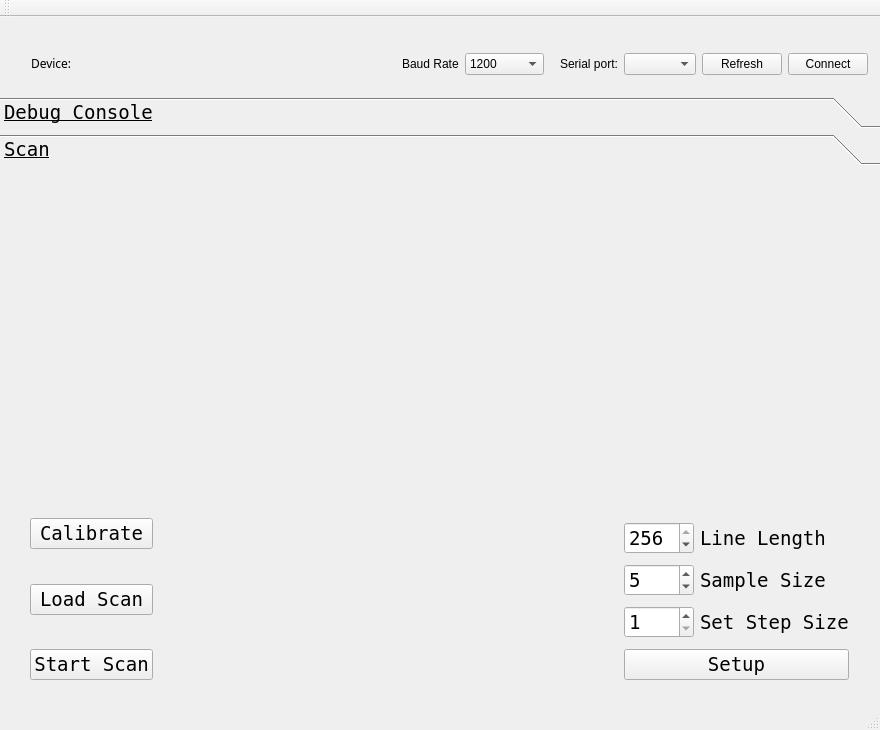
OpenAFM/OpenAFM_gui, file mainwindow.ui: the form before one commit.
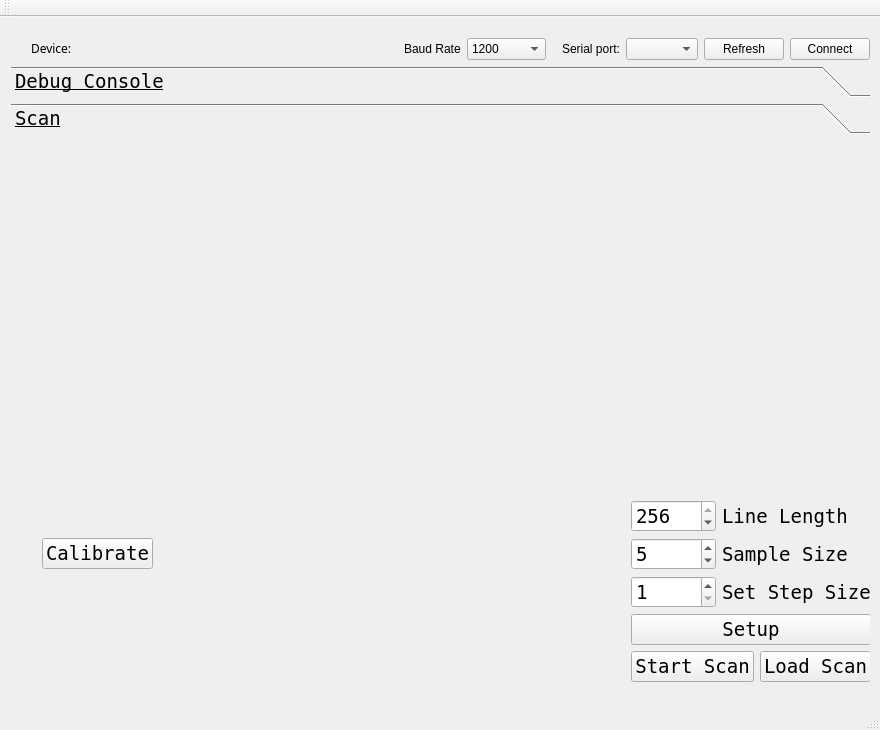
The form after the commit. Custom widgets are drawn as their Qt base class.

```diff
--- a/mainwindow.ui
+++ b/mainwindow.ui
@@ -23,18 +23,233 @@
    </size>
   </property>
   <property name="windowTitle">
-   <string notr="true">ArduGUIno 0.4</string>
+   <string notr="true">OpenAFM 0.7</string>
   </property>
   <widget class="QWidget" name="centralWidget">
+   <widget class="QWidget" name="">
+    <property name="geometry">
+     <rect>
+      <x>0</x>
+      <y>10</y>
+      <width>881</width>
+      <height>681</height>
+     </rect>
+    </property>
+    <layout class="QVBoxLayout" name="verticalLayout_3">
+     <item>
+      <layout class="QHBoxLayout" name="horizontalLayout">
+       <item>
+        <layout class="QVBoxLayout" name="verticalLayout_2">
+         <property name="spacing">
+          <number>0</number>
+         </property>
+         <item>
+          <layout class="QHBoxLayout" name="horizontalLayout_5">
+           <item>
+            <spacer name="horizontalSpacer_3">
+             <property name="orientation">
+              <enum>Qt::Horizontal</enum>
+             </property>
+             <property name="sizeType">
+              <enum>QSizePolicy::Preferred</enum>
+             </property>
+             <property name="sizeHint" stdset="0">
+              <size>
+               <width>20</width>
+               <height>20</height>
+              </size>
+             </property>
+            </spacer>
+           </item>
+           <item alignment="Qt::AlignHCenter|Qt::AlignVCenter">
+            <widget class="QLabel" name="label_2">
+             <property name="font">
+              <font>
+               <family>.SF NS Text</family>
+               <weight>50</weight>
+               <bold>false</bold>
+              </font>
+             </property>
+             <property name="text">
+              <string>Device:</string>
+             </property>
+            </widget>
+           </item>
+           <item>
+            <widget class="QLabel" name="label_deviceSignature">
+             <property name="sizePolicy">
+              <sizepolicy hsizetype="Preferred" vsizetype="Preferred">
+               <horstretch>0</horstretch>
+               <verstretch>0</verstretch>
+              </sizepolicy>
+             </property>
+             <property name="font">
+              <font>
+               <weight>75</weight>
+               <bold>true</bold>
+              </font>
+             </property>
+             <property name="text">
+              <string notr="true"/>
+             </property>
+             <property name="textFormat">
+              <enum>Qt::PlainText</enum>
+             </property>
+             <property name="scaledContents">
+              <bool>true</bool>
+             </property>
+            </widget>
+           </item>
+          </layout>
+         </item>
+        </layout>
+       </item>
+       <item>
+        <spacer name="horizontalSpacer">
+         <property name="orientation">
+          <enum>Qt::Horizontal</enum>
+         </property>
+         <property name="sizeType">
+          <enum>QSizePolicy::Expanding</enum>
+         </property>
+         <property name="sizeHint" stdset="0">
+          <size>
+           <width>30</width>
+           <height>20</height>
+          </size>
+         </property>
+        </spacer>
+       </item>
+       <item>
+        <widget class="QLabel" name="baud_label">
+         <property name="text">
+          <string>Baud Rate</string>
+         </property>
+        </widget>
+       </item>
+       <item>
+        <widget class="QComboBox" name="baudDropDown">
+         <property name="editable">
+          <bool>false</bool>
+         </property>
+         <property name="maxCount">
+          <number>2147483645</number>
+         </property>
+         <property name="insertPolicy">
+          <enum>QComboBox::InsertAtTop</enum>
+         </property>
+         <property name="minimumContentsLength">
+          <number>0</number>
+         </property>
+         <item>
+          <property name="text">
+           <string>1200</string>
+          </property>
+         </item>
+         <item>
+          <property name="text">
+           <string>2400</string>
+          </property>
+         </item>
+         <item>
+          <property name="text">
+           <string>4800</string>
+          </property>
+         </item>
+         <item>
+          <property name="text">
+           <string>9600</string>
+          </property>
+         </item>
+         <item>
+          <property name="text">
+           <string>19200</string>
+          </property>
+         </item>
+         <item>
+          <property name="text">
+           <string>38400</string>
+          </property>
+         </item>
+         <item>
+          <property name="text">
+           <string>57600</string>
+          </property>
+         </item>
+         <item>
+          <property name="text">
+           <string>115200</string>
+          </property>
+         </item>
+         <item>
+          <property name="text">
+           <string>230400</string>
+          </property>
+         </item>
+         <item>
+          <property name="text">
+           <string>250000</string>
+          </property>
+         </item>
+         <item>
+          <property name="text">
+           <string>500000</string>
+          </property>
+         </item>
+         <item>
+          <property name="text">
+           <string>1000000</string>
+          </property>
+         </item>
+        </widget>
+       </item>
+       <item>
+        <spacer name="horizontalSpacer_2">
+         <property name="orientation">
+          <enum>Qt::Horizontal</enum>
+         </property>
+         <property name="sizeType">
+          <enum>QSizePolicy::Fixed</enum>
+         </property>
+         <property name="sizeHint" stdset="0">
+          <size>
+           <width>10</width>
+           <height>20</height>
+          </size>
+         </property>
+        </spacer>
+       </item>
+       <item>
+        <widget class="QLabel" name="label">
+         <property name="text">
+          <string>Serial port:</string>
+         </property>
+         <property name="scaledContents">
+          <bool>false</bool>
+         </property>
+        </widget>
+       </item>
+       <item>
+        <widget class="QComboBox" name="serialPortDropdown"/>
+       </item>
+       <item>
+        <widget class="QPushButton" name="pushButton_2">
+         <property name="text">
+          <string>Refresh</string>
+         </property>
+        </widget>
+       </item>
+       <item>
+        <widget class="QPushButton" name="pushButton_connect">
+         <property name="text">
+          <string>Connect</string>
+         </property>
+        </widget>
+       </item>
+      </layout>
+     </item>
+     <item>
    <widget class="QToolBox" name="Tabs">
-    <property name="geometry">
-     <rect>
-      <x>0</x>
-      <y>80</y>
-      <width>881</width>
-      <height>611</height>
-     </rect>
-    </property>
     <property name="font">
      <font>
       <family>Andale Mono</family>
@@ -53,8 +268,8 @@
       <rect>
        <x>0</x>
        <y>0</y>
-       <width>881</width>
-       <height>543</height>
+          <width>879</width>
+          <height>565</height>
       </rect>
      </property>
      <attribute name="label">
@@ -63,10 +278,10 @@
      <widget class="QWidget" name="layoutWidget">
       <property name="geometry">
        <rect>
-        <x>20</x>
+           <x>10</x>
         <y>0</y>
-        <width>851</width>
-        <height>541</height>
+           <width>861</width>
+           <height>561</height>
        </rect>
       </property>
       <layout class="QGridLayout" name="gridLayout_2">
@@ -175,8 +390,8 @@
       <rect>
        <x>0</x>
        <y>0</y>
-       <width>881</width>
-       <height>543</height>
+          <width>879</width>
+          <height>565</height>
       </rect>
      </property>
      <property name="font">
@@ -187,13 +402,13 @@
      <attribute name="label">
       <string>Scan</string>
      </attribute>
-     <widget class="QWidget" name="layoutWidget">
+        <widget class="QWidget" name="">
       <property name="geometry">
        <rect>
-        <x>19</x>
-        <y>19</y>
-        <width>841</width>
-        <height>501</height>
+           <x>20</x>
+           <y>20</y>
+           <width>851</width>
+           <height>533</height>
        </rect>
       </property>
       <layout class="QVBoxLayout" name="verticalLayout">
@@ -211,38 +426,20 @@
          <property name="autoFillBackground">
           <bool>false</bool>
          </property>
+            <zorder></zorder>
         </widget>
        </item>
        <item>
         <layout class="QGridLayout" name="gridLayout_3">
-         <item row="0" column="1">
-          <spacer name="horizontalSpacer_4">
-           <property name="orientation">
-            <enum>Qt::Horizontal</enum>
-           </property>
-           <property name="sizeHint" stdset="0">
-            <size>
-             <width>168</width>
-             <height>20</height>
-            </size>
-           </property>
-          </spacer>
-         </item>
-         <item row="0" column="0">
-          <widget class="QPushButton" name="calibration_PB">
-           <property name="text">
-            <string>Calibrate</string>
-           </property>
-           <property name="checkable">
-            <bool>true</bool>
-           </property>
-           <property name="autoExclusive">
-            <bool>false</bool>
-           </property>
-          </widget>
-         </item>
-         <item row="0" column="2" rowspan="4">
+            <item row="0" column="2" colspan="2">
           <layout class="QGridLayout" name="gridLayout">
+              <item row="1" column="1">
+               <widget class="QLabel" name="label_7">
+                <property name="text">
+                 <string>Sample Size</string>
+                </property>
+               </widget>
+              </item>
            <item row="0" column="0">
             <widget class="QSpinBox" name="line_length_spinBox">
              <property name="accelerated">
@@ -259,13 +456,6 @@
              </property>
             </widget>
            </item>
-           <item row="0" column="1">
-            <widget class="QLabel" name="label_6">
-             <property name="text">
-              <string>Line Length</string>
-             </property>
-            </widget>
-           </item>
            <item row="1" column="0">
             <widget class="QSpinBox" name="sample_size_spinBox_2">
              <property name="minimum">
@@ -279,13 +469,6 @@
              </property>
             </widget>
            </item>
-           <item row="1" column="1">
-            <widget class="QLabel" name="label_7">
-             <property name="text">
-              <string>Sample Size</string>
-             </property>
-            </widget>
-           </item>
            <item row="2" column="0">
             <widget class="QSpinBox" name="step_size_spinBox_3">
              <property name="minimum">
@@ -303,42 +486,16 @@
              </property>
             </widget>
            </item>
-          </layout>
-         </item>
-         <item row="3" column="0">
-          <spacer name="verticalSpacer">
-           <property name="orientation">
-            <enum>Qt::Vertical</enum>
-           </property>
-           <property name="sizeType">
-            <enum>QSizePolicy::Fixed</enum>
-           </property>
-           <property name="sizeHint" stdset="0">
-            <size>
-             <width>20</width>
-             <height>20</height>
-            </size>
-           </property>
-          </spacer>
-         </item>
-         <item row="4" column="2">
-          <widget class="QPushButton" name="setup_pushButton">
-           <property name="text">
-            <string>Setup</string>
-           </property>
-           <property name="checkable">
-            <bool>false</bool>
-           </property>
-          </widget>
-         </item>
-         <item row="2" column="0">
-          <widget class="QPushButton" name="LoadScan">
-           <property name="text">
-            <string>Load Scan</string>
-           </property>
-          </widget>
-         </item>
-         <item row="4" column="0">
+              <item row="0" column="1">
+               <widget class="QLabel" name="label_6">
+                <property name="text">
+                 <string>Line Length</string>
+                </property>
+               </widget>
+              </item>
+             </layout>
+            </item>
+            <item row="2" column="2">
           <widget class="QPushButton" name="scanPB">
            <property name="text">
             <string>Start Scan</string>
@@ -348,244 +505,54 @@
            </property>
           </widget>
          </item>
-         <item row="1" column="0">
-          <spacer name="verticalSpacer_2">
-           <property name="orientation">
-            <enum>Qt::Vertical</enum>
-           </property>
-           <property name="sizeType">
-            <enum>QSizePolicy::Fixed</enum>
-           </property>
-           <property name="sizeHint" stdset="0">
-            <size>
-             <width>20</width>
-             <height>20</height>
-            </size>
-           </property>
-          </spacer>
-         </item>
-        </layout>
-       </item>
-      </layout>
-     </widget>
-    </widget>
-   </widget>
-   <widget class="QWidget" name="layoutWidget">
-    <property name="geometry">
-     <rect>
-      <x>0</x>
-      <y>20</y>
-      <width>879</width>
-      <height>54</height>
-     </rect>
-    </property>
-    <layout class="QHBoxLayout" name="horizontalLayout">
-     <item>
-      <layout class="QVBoxLayout" name="verticalLayout_2">
-       <property name="spacing">
-        <number>0</number>
-       </property>
-       <item>
-        <layout class="QHBoxLayout" name="horizontalLayout_5">
-         <item>
-          <spacer name="horizontalSpacer_3">
-           <property name="orientation">
-            <enum>Qt::Horizontal</enum>
-           </property>
-           <property name="sizeType">
-            <enum>QSizePolicy::Preferred</enum>
-           </property>
-           <property name="sizeHint" stdset="0">
-            <size>
-             <width>20</width>
-             <height>20</height>
-            </size>
-           </property>
-          </spacer>
-         </item>
-         <item alignment="Qt::AlignHCenter|Qt::AlignVCenter">
-          <widget class="QLabel" name="label_2">
-           <property name="font">
-            <font>
-             <family>.SF NS Text</family>
-             <weight>50</weight>
-             <bold>false</bold>
-            </font>
-           </property>
+            <item row="0" column="0">
+             <widget class="QPushButton" name="calibration_PB">
            <property name="text">
-            <string>Device:</string>
-           </property>
-          </widget>
-         </item>
-         <item>
-          <widget class="QLabel" name="label_deviceSignature">
-           <property name="sizePolicy">
-            <sizepolicy hsizetype="Expanding" vsizetype="Expanding">
-             <horstretch>0</horstretch>
-             <verstretch>0</verstretch>
-            </sizepolicy>
-           </property>
-           <property name="font">
-            <font>
-             <weight>75</weight>
-             <bold>true</bold>
-            </font>
-           </property>
-           <property name="text">
-            <string notr="true"/>
-           </property>
-           <property name="textFormat">
-            <enum>Qt::PlainText</enum>
-           </property>
-           <property name="scaledContents">
+               <string>Calibrate</string>
+              </property>
+              <property name="checkable">
             <bool>true</bool>
            </property>
-          </widget>
-         </item>
-        </layout>
-       </item>
-      </layout>
-     </item>
-     <item>
-      <spacer name="horizontalSpacer">
+              <property name="autoExclusive">
+               <bool>false</bool>
+              </property>
+             </widget>
+            </item>
+            <item row="0" column="1">
+             <spacer name="horizontalSpacer_4">
        <property name="orientation">
         <enum>Qt::Horizontal</enum>
        </property>
-       <property name="sizeType">
-        <enum>QSizePolicy::Expanding</enum>
-       </property>
        <property name="sizeHint" stdset="0">
         <size>
-         <width>30</width>
+                <width>168</width>
          <height>20</height>
         </size>
        </property>
       </spacer>
      </item>
-     <item>
-      <widget class="QLabel" name="baud_label">
+            <item row="2" column="3">
+             <widget class="QPushButton" name="LoadScan">
        <property name="text">
-        <string>Baud Rate</string>
+               <string>Load Scan</string>
        </property>
       </widget>
      </item>
-     <item>
-      <widget class="QComboBox" name="baudDropDown">
-       <property name="editable">
-        <bool>false</bool>
-       </property>
-       <property name="maxCount">
-        <number>2147483645</number>
-       </property>
-       <property name="insertPolicy">
-        <enum>QComboBox::InsertAtTop</enum>
-       </property>
-       <property name="minimumContentsLength">
-        <number>0</number>
-       </property>
-       <item>
+            <item row="1" column="2" colspan="2">
+             <widget class="QPushButton" name="setup_pushButton">
         <property name="text">
-         <string>1200</string>
-        </property>
-       </item>
-       <item>
-        <property name="text">
-         <string>2400</string>
-        </property>
-       </item>
-       <item>
-        <property name="text">
-         <string>4800</string>
-        </property>
-       </item>
-       <item>
-        <property name="text">
-         <string>9600</string>
-        </property>
-       </item>
-       <item>
-        <property name="text">
-         <string>19200</string>
-        </property>
-       </item>
-       <item>
-        <property name="text">
-         <string>38400</string>
-        </property>
-       </item>
-       <item>
-        <property name="text">
-         <string>57600</string>
-        </property>
-       </item>
-       <item>
-        <property name="text">
-         <string>115200</string>
-        </property>
-       </item>
-       <item>
-        <property name="text">
-         <string>230400</string>
-        </property>
-       </item>
-       <item>
-        <property name="text">
-         <string>250000</string>
-        </property>
-       </item>
-       <item>
-        <property name="text">
-         <string>500000</string>
-        </property>
-       </item>
-       <item>
-        <property name="text">
-         <string>1000000</string>
-        </property>
-       </item>
-      </widget>
-     </item>
-     <item>
-      <spacer name="horizontalSpacer_2">
-       <property name="orientation">
-        <enum>Qt::Horizontal</enum>
-       </property>
-       <property name="sizeType">
-        <enum>QSizePolicy::Fixed</enum>
-       </property>
-       <property name="sizeHint" stdset="0">
-        <size>
-         <width>10</width>
-         <height>20</height>
-        </size>
-       </property>
-      </spacer>
-     </item>
-     <item>
-      <widget class="QLabel" name="label">
-       <property name="text">
-        <string>Serial port:</string>
-       </property>
-       <property name="scaledContents">
+               <string>Setup</string>
+              </property>
+              <property name="checkable">
         <bool>false</bool>
        </property>
       </widget>
      </item>
-     <item>
-      <widget class="QComboBox" name="serialPortDropdown"/>
-     </item>
-     <item>
-      <widget class="QPushButton" name="pushButton_2">
-       <property name="text">
-        <string>Refresh</string>
-       </property>
-      </widget>
-     </item>
-     <item>
-      <widget class="QPushButton" name="pushButton_connect">
-       <property name="text">
-        <string>Connect</string>
-       </property>
+           </layout>
+          </item>
+         </layout>
+        </widget>
+       </widget>
       </widget>
      </item>
     </layout>
```
Lines whose indentation alone changed are shown as unchanged.
